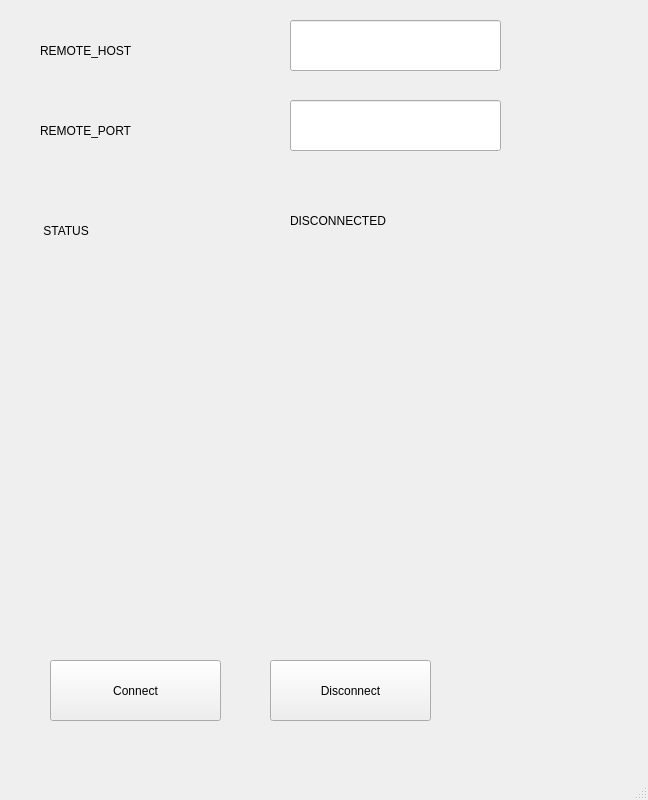
Old version of the form Client/mainwindow.ui in the repository xyanrch/overplus.
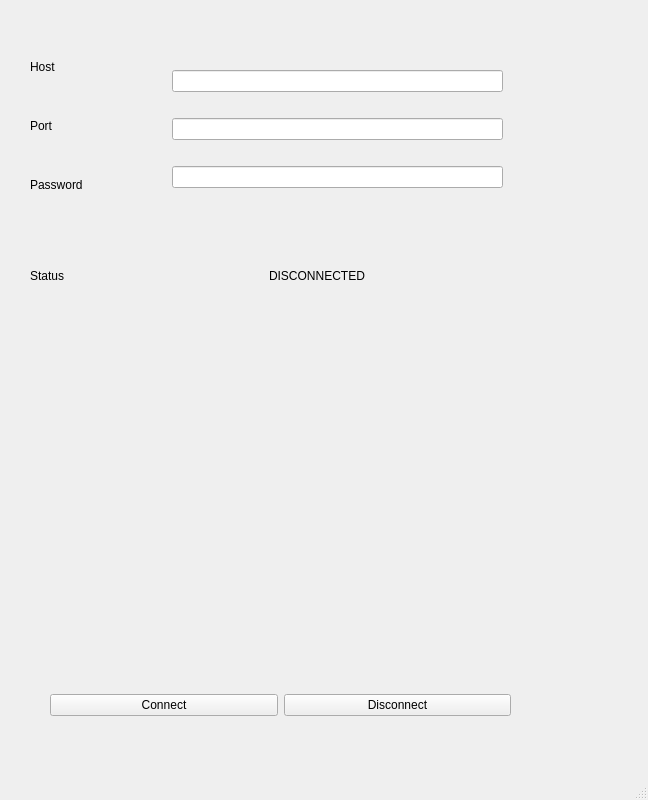
New version of the form.

The edit to the form file:
```diff
--- a/Client/mainwindow.ui
+++ b/Client/mainwindow.ui
@@ -14,103 +14,111 @@
    <string>MainWindow</string>
   </property>
   <widget class="QWidget" name="centralwidget">
-   <widget class="QPushButton" name="CONNECT_BUTTON">
+   <widget class="QWidget" name="">
     <property name="geometry">
      <rect>
-      <x>50</x>
-      <y>660</y>
-      <width>171</width>
-      <height>61</height>
-     </rect>
-    </property>
-    <property name="text">
-     <string>Connect</string>
-    </property>
-   </widget>
-   <widget class="QPushButton" name="DISCONNECT_BUTTON">
-    <property name="geometry">
-     <rect>
-      <x>270</x>
-      <y>660</y>
-      <width>161</width>
-      <height>61</height>
-     </rect>
-    </property>
-    <property name="text">
-     <string>Disconnect</string>
-    </property>
-   </widget>
-   <widget class="QLineEdit" name="HOST_NAME">
-    <property name="geometry">
-     <rect>
-      <x>290</x>
-      <y>20</y>
-      <width>211</width>
-      <height>51</height>
-     </rect>
-    </property>
-   </widget>
-   <widget class="QLabel" name="label">
-    <property name="geometry">
-     <rect>
-      <x>40</x>
+      <x>30</x>
       <y>40</y>
-      <width>121</width>
-      <height>21</height>
+      <width>91</width>
+      <height>171</height>
      </rect>
     </property>
-    <property name="text">
-     <string>REMOTE_HOST</string>
-    </property>
+    <layout class="QVBoxLayout" name="verticalLayout">
+     <item>
+      <widget class="QLabel" name="label">
+       <property name="text">
+        <string>Host</string>
+       </property>
+      </widget>
+     </item>
+     <item>
+      <widget class="QLabel" name="label_3">
+       <property name="text">
+        <string>Port</string>
+       </property>
+      </widget>
+     </item>
+     <item>
+      <widget class="QLabel" name="label_4">
+       <property name="text">
+        <string>Password</string>
+       </property>
+      </widget>
+     </item>
+    </layout>
    </widget>
-   <widget class="QLabel" name="label_3">
+   <widget class="QWidget" name="">
     <property name="geometry">
      <rect>
-      <x>40</x>
-      <y>120</y>
-      <width>141</width>
-      <height>21</height>
+      <x>30</x>
+      <y>240</y>
+      <width>471</width>
+      <height>71</height>
      </rect>
     </property>
-    <property name="text">
-     <string>REMOTE_PORT</string>
-    </property>
+    <layout class="QHBoxLayout" name="horizontalLayout">
+     <item>
+      <widget class="QLabel" name="label_2">
+       <property name="text">
+        <string>Status</string>
+       </property>
+      </widget>
+     </item>
+     <item>
+      <widget class="QLabel" name="CONNECTION_STATUS">
+       <property name="text">
+        <string>DISCONNECTED</string>
+       </property>
+      </widget>
+     </item>
+    </layout>
    </widget>
-   <widget class="QLabel" name="label_2">
+   <widget class="QWidget" name="">
     <property name="geometry">
      <rect>
-      <x>40</x>
-      <y>210</y>
-      <width>141</width>
-      <height>41</height>
+      <x>172</x>
+      <y>50</y>
+      <width>331</width>
+      <height>161</height>
      </rect>
     </property>
-    <property name="text">
-     <string> STATUS</string>
-    </property>
+    <layout class="QVBoxLayout" name="verticalLayout_2">
+     <item>
+      <widget class="QLineEdit" name="HOST_NAME"/>
+     </item>
+     <item>
+      <widget class="QLineEdit" name="HOST_PORT"/>
+     </item>
+     <item>
+      <widget class="QLineEdit" name="HOST_PORT_2"/>
+     </item>
+    </layout>
    </widget>
-   <widget class="QLabel" name="CONNECTION_STATUS">
+   <widget class="QWidget" name="">
     <property name="geometry">
      <rect>
-      <x>290</x>
-      <y>200</y>
-      <width>221</width>
-      <height>41</height>
+      <x>50</x>
+      <y>640</y>
+      <width>461</width>
+      <height>131</height>
      </rect>
     </property>
-    <property name="text">
-     <string>DISCONNECTED</string>
-    </property>
-   </widget>
-   <widget class="QLineEdit" name="HOST_PORT">
-    <property name="geometry">
-     <rect>
-      <x>290</x>
-      <y>100</y>
-      <width>211</width>
-      <height>51</height>
-     </rect>
-    </property>
+    <layout class="QHBoxLayout" name="horizontalLayout_2">
+     <item>
+      <widget class="QPushButton" name="CONNECT_BUTTON">
+       <property name="text">
+        <string>Connect</string>
+       </property>
+      </widget>
+     </item>
+     <item>
+      <widget class="QPushButton" name="DISCONNECT_BUTTON">
+       <property name="text">
+        <string>Disconnect</string>
+       </property>
+      </widget>
+     </item>
+    </layout>
    </widget>
   </widget>
   <widget class="QMenuBar" name="menubar">
```
